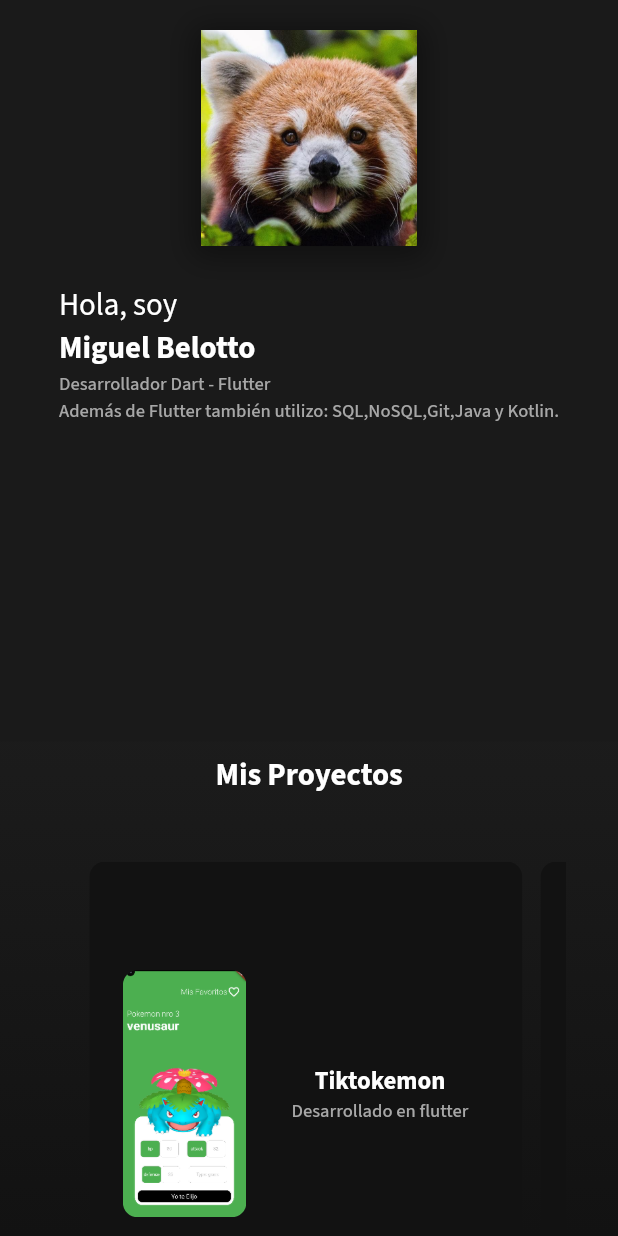
After one commit to MiguelBelotto00/miguelbelottoportfoliofile, a Flutter app: the screen it shows after launch, on a phone screen of 412 x 824 dp. The commit adds this screen. Run offline on Flutter 3.47's test engine with Material 2 defaults, Android fonts, the phone set to English and light mode, and no system bars; our stand-ins replace google_fonts; missing offline and left inert: dart:html.

Commit message:
Agregando Diseño responsivo y editando algunos articulos

```diff
--- a/lib/screens/home.dart
+++ b/lib/screens/home.dart
@@ -1,5 +1,6 @@
 import 'package:flutter/material.dart';
 import 'package:miguelbelotto00/providers/widgets_manage_basics.dart';
+import 'package:miguelbelotto00/screens/phone_render.dart';
 import 'package:miguelbelotto00/widgets/page_tracking_manage.dart';
 import 'package:provider/provider.dart';
 import 'package:miguelbelotto00/widgets/side_bar_menu.dart';
@@ -16,11 +17,15 @@ class _Home extends State<Home> {
   Widget build(BuildContext context) {
     final Size screenSize = MediaQuery.of(context).size;
     final widgetPass = Provider.of<WidgetsManageBasics>(context);
-    return Scaffold(
-      body: Row(mainAxisAlignment: MainAxisAlignment.start, children: [
-        SideBarMenu(screenSize: screenSize),
-        PageTrackingManage(widgetChildReceived: widgetPass.widgetsManage)
-      ]),
-    );
+    return Scaffold(body: LayoutBuilder(builder: (context, constraints) {
+      if (constraints.maxWidth < 600) {
+        return const PhoneRender();
+      } else {
+        return Row(mainAxisAlignment: MainAxisAlignment.start, children: [
+          SideBarMenu(screenSize: screenSize),
+          PageTrackingManage(widgetChildReceived: widgetPass.widgetsManage)
+        ]);
+      }
+    }));
   }
 }
--- /dev/null
+++ b/lib/screens/phone_render.dart
@@ -0,0 +1,300 @@
+import 'package:flutter/material.dart';
+import 'package:flutter/rendering.dart';
+import 'package:google_fonts/google_fonts.dart';
+import 'package:miguelbelotto00/commons/commons.dart';
+import 'package:miguelbelotto00/screens/about_me_page.dart';
+import 'package:miguelbelotto00/widgets/cards_portfolio.dart';
+import 'dart:html' as html;
+
+import '../widgets/social_media_text.dart';
+
+class PhoneRender extends StatefulWidget {
+  const PhoneRender({super.key});
+
+  @override
+  State<PhoneRender> createState() => _PhoneRenderState();
+}
+
+class _PhoneRenderState extends State<PhoneRender> {
+  @override
+  Widget build(BuildContext context) {
+    final Size screenSize = MediaQuery.of(context).size;
+    return Scaffold(
+      body: Container(
+        height: screenSize.height,
+        width: screenSize.width,
+        decoration: BoxDecoration(
+            gradient: LinearGradient(
+          begin: Alignment.topCenter,
+          end: Alignment.bottomCenter,
+          colors: [Commons.colorBackgroundHigligth, Commons.colorBlackBase],
+        )),
+        child: ListView(children: [
+          HeaderApp(screenSize),
+          Padding(
+            padding: const EdgeInsets.all(8.0),
+            child: Center(
+              child: Text("Mis Proyectos",
+                  style: GoogleFonts.sourceSansPro(
+                      fontSize: screenSize.width * 0.05,
+                      color: Commons.colorWhiteBase,
+                      fontWeight: FontWeight.bold)),
+            ),
+          ),
+          CardsPortfolioPhone(screenSize),
+          AboutMePagePhone(screenSize)
+        ]),
+      ),
+    );
+  }
+}
+
+Widget HeaderApp(Size screenSize) {
+  return Container(
+    padding: EdgeInsets.only(top: 20.0),
+    color: Commons.colorBlackHiglight,
+    height: screenSize.height * 0.6,
+    width: screenSize.width,
+    alignment: Alignment.center,
+    child: Padding(
+      padding: EdgeInsets.symmetric(horizontal: screenSize.width * 0.05),
+      child: Column(
+        mainAxisAlignment: MainAxisAlignment.start,
+        children: [
+          Container(
+            width: screenSize.width * 0.35,
+            height: screenSize.width * 0.35,
+            decoration: const BoxDecoration(
+              boxShadow: [
+                BoxShadow(
+                    color: Colors.black38,
+                    spreadRadius: 5,
+                    blurRadius: 15,
+                    offset: Offset(0.0, 3.0))
+              ],
+              image: DecorationImage(
+                  fit: BoxFit.cover, image: AssetImage("assets/img/panda.jpg")),
+            ),
+          ),
+          SizedBox(
+            height: screenSize.height * 0.03,
+          ),
+          Column(
+            mainAxisAlignment: MainAxisAlignment.center,
+            crossAxisAlignment: CrossAxisAlignment.start,
+            children: [
+              Text(
+                "Hola, soy",
+                style: GoogleFonts.sourceSansPro(
+                    color: Commons.colorWhiteBase,
+                    fontSize: screenSize.width * 0.05),
+              ),
+              Text(
+                "Miguel Belotto",
+                style: GoogleFonts.sourceSansPro(
+                    color: Commons.colorWhiteBase,
+                    fontSize: screenSize.width * 0.05,
+                    fontWeight: FontWeight.bold),
+              ),
+              Text(
+                "Desarrollador Dart - Flutter",
+                style: GoogleFonts.sourceSansPro(
+                    color: Commons.colorTextSecondary,
+                    fontSize: screenSize.width * 0.03,
+                    fontWeight: FontWeight.w500),
+              ),
+              Text(
+                "Además de Flutter también utilizo: SQL,NoSQL,Git,Java y Kotlin.",
+                style: GoogleFonts.sourceSansPro(
+                    color: Commons.colorTextSecondary,
+                    fontSize: screenSize.width * 0.03,
+                    fontWeight: FontWeight.w500),
+              ),
+            ],
+          )
+        ],
+      ),
+    ),
+  );
+}
+
+Widget CardsPortfolioPhone(Size screenSize) {
+  return Container(
+    margin: EdgeInsets.all(25.0),
+    width: screenSize.width,
+    height: screenSize.height * 0.4,
+    padding: EdgeInsets.all(10.0),
+    child: ListView(
+      scrollDirection: Axis.horizontal,
+      children: [
+        Padding(padding: EdgeInsets.only(left: screenSize.width * 0.06)),
+        CardPortfolioPrimitivePhone(
+          screenSize,
+          "Tiktokemon",
+          "Desarrollado en flutter",
+          "assets/img/tiktokemon.png",
+          "https://github.com/MiguelBelotto00/Tiktokemon",
+        ),
+        Padding(padding: EdgeInsets.only(left: screenSize.width * 0.03)),
+        CardPortfolioPrimitivePhone(
+          screenSize,
+          "Bot de Twitter",
+          "Desarrollado en Python",
+          "assets/img/bot_fit.png",
+          "https://github.com/MiguelBelotto00/Fitbot01",
+        ),
+        Padding(padding: EdgeInsets.only(left: screenSize.width * 0.03)),
+        CardPortfolioPrimitivePhone(
+          screenSize,
+          "Clon de Twitter",
+          "Desarrollado en flutter",
+          "assets/img/twitterclone.png",
+          "https://github.com/MiguelBelotto00/TwitterCloneMobile",
+        ),
+        Padding(padding: EdgeInsets.only(left: screenSize.width * 0.03)),
+      ],
+    ),
+  );
+}
+
+Widget CardPortfolioPrimitivePhone(Size screenSize, String titleCard,
+    String lenguageDev, String imagePath, String urlProject) {
+  return InkWell(
+    onHover: (value) {},
+    onTap: () {
+      html.window.open(urlProject, titleCard);
+    },
+    child: Container(
+      width: screenSize.width * 0.7,
+      decoration: BoxDecoration(
+        borderRadius: BorderRadius.circular(10.0),
+        color: Commons.colorBlackBase,
+      ),
+      child: Stack(
+        children: [
+          Padding(
+            padding: EdgeInsets.symmetric(horizontal: screenSize.width * 0.015),
+            child: Row(
+              mainAxisAlignment: MainAxisAlignment.start,
+              crossAxisAlignment: CrossAxisAlignment.center,
+              children: [
+                const Padding(padding: EdgeInsets.all(8.0)),
+                Container(
+                  width: screenSize.width * 0.2,
+                  height: screenSize.height * 0.2,
+                  decoration: BoxDecoration(
+                      borderRadius: BorderRadius.circular(10.0),
+                      image: DecorationImage(
+                          image: AssetImage(imagePath), fit: BoxFit.cover)),
+                ),
+                const Padding(padding: EdgeInsets.all(15.0)),
+                Column(
+                  mainAxisAlignment: MainAxisAlignment.center,
+                  children: [
+                    Text(titleCard,
+                        style: GoogleFonts.sourceSansPro(
+                            fontSize: screenSize.width * 0.04,
+                            color: Commons.colorWhiteBase,
+                            fontWeight: FontWeight.w700)),
+                    Text(lenguageDev,
+                        style: GoogleFonts.sourceSansPro(
+                            fontSize: screenSize.width * 0.03,
+                            color: Commons.colorTextSecondary,
+                            fontWeight: FontWeight.w500)),
+                  ],
+                ),
+              ],
+            ),
+          ),
+        ],
+      ),
+    ),
+  );
+}
+
+Widget AboutMePagePhone(Size screenSize) {
+  return SafeArea(
+      child: Center(
+    child: Container(
+      width: screenSize.width,
+      height: screenSize.height * 0.7,
+      decoration: const BoxDecoration(
+        gradient: LinearGradient(
+            begin: Alignment.topCenter,
+            end: Alignment.bottomCenter,
+            colors: [Commons.colorBlackHiglight, Commons.colorBlackBase]),
+      ),
+      padding: EdgeInsets.symmetric(
+          horizontal: screenSize.width * 0.05,
+          vertical: screenSize.height * 0.1),
+      child: Column(
+        mainAxisAlignment: MainAxisAlignment.center,
+        crossAxisAlignment: CrossAxisAlignment.start,
+        children: [
+          Text(
+            "Un poco más sobre mi.",
+            style: GoogleFonts.sourceSansPro(
+                color: Commons.colorWhiteBase,
+                fontSize: screenSize.width * 0.05,
+                fontWeight: FontWeight.bold),
+            textAlign: TextAlign.left,
+          ),
+          SizedBox(
+            height: screenSize.height * 0.1,
+          ),
+          Text(
+            "Actualmente me encuentro en Asunción, Paraguay.",
+            style: GoogleFonts.sourceSansPro(
+                color: Commons.colorWhiteBase,
+                fontSize: screenSize.width * 0.03),
+            textAlign: TextAlign.left,
+          ),
+          Text(
+            "Soy estudiante de Ingenieria en Informatica planeo terminar la carrera para el 2024.",
+            style: GoogleFonts.sourceSansPro(
+                color: Commons.colorWhiteBase,
+                fontSize: screenSize.width * 0.03),
+            textAlign: TextAlign.left,
+          ),
+          Text(
+            "Soy desarrollador Dart-Flutter, el cual considero mi lenguaje principal,",
+            style: GoogleFonts.sourceSansPro(
+                color: Commons.colorWhiteBase,
+                fontSize: screenSize.width * 0.03),
+            textAlign: TextAlign.left,
+          ),
+          Text(
+            "además utilizo Java/Kotlin y base de datos SQL y NoSQL",
+            style: GoogleFonts.sourceSansPro(
+                color: Commons.colorWhiteBase,
+                fontSize: screenSize.width * 0.03),
+            textAlign: TextAlign.left,
+          ),
+          Text(
+            "Por supuesto todos necesitamos controlar versiones asi que ese trabajo lo hago con Git",
+            style: GoogleFonts.sourceSansPro(
+                color: Commons.colorWhiteBase,
+                fontSize: screenSize.width * 0.03),
+            textAlign: TextAlign.left,
+          ),
+          Expanded(child: Container()),
+          Row(
+            mainAxisAlignment: MainAxisAlignment.center,
+            children: [
+              const SocialMediaText(
+                  socialMediaName: "Twitter",
+                  urlSocialMedia: "https://twitter.com/MiguelBelotto00"),
+              const SocialMediaText(
+                  socialMediaName: "Linkedin",
+                  urlSocialMedia:
+                      "https://www.linkedin.com/in/miguel-belotto/"),
+              const SocialMediaText(
+                  socialMediaName: "Github",
+                  urlSocialMedia: "https://github.com/MiguelBelotto00"),
+            ],
+          )
+        ],
+      ),
+    ),
+  ));
+}
--- a/lib/widgets/cards_portfolio.dart
+++ b/lib/widgets/cards_portfolio.dart
@@ -62,7 +62,7 @@ class _CardsPortfolioState extends State<CardsPortfolio> {
                   const Padding(padding: EdgeInsets.all(8.0)),
                   Container(
                     width: screenSize.width * 0.12,
-                    height: screenSize.width * 0.11,
+                    height: screenSize.height * 0.25,
                     decoration: BoxDecoration(
                         borderRadius: BorderRadius.circular(10.0),
                         image: DecorationImage(
--- a/lib/widgets/social_media_text.dart
+++ b/lib/widgets/social_media_text.dart
@@ -35,7 +35,9 @@ class _SocialMediaTextState extends State<SocialMediaText> {
                 color: _isHovering
                     ? Commons.colorWhiteBase
                     : Commons.colorTextSecondary,
-                fontSize: screenSize.width * 0.010)),
+                fontSize: screenSize.width < 600
+                    ? screenSize.width * 0.03
+                    : screenSize.width * 0.010)),
       ),
     );
   }
```
